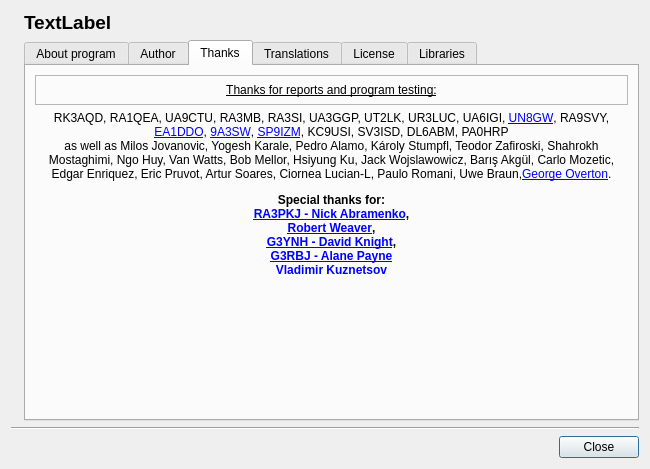
The window that about.ui (radioacoustick/Coil64) describes before a commit, drawn with Qt 5.
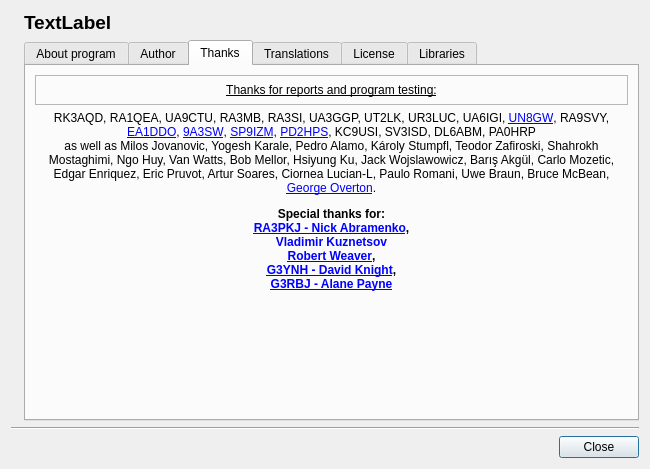
The same window after the commit. The open tabs and pages were chosen to show the change. Icons and pictures are not drawn.

```diff
--- a/about.ui
+++ b/about.ui
@@ -303,7 +303,7 @@
               </font>
              </property>
              <property name="text">
-              <string notr="true">&lt;html&gt;&lt;head/&gt;&lt;body&gt;&lt;p align=&quot;center&quot;&gt;RK3AQD, RA1QEA, UA9CTU, RA3MB, RA3SI, UA3GGP, UT2LK, UR3LUC, UA6IGI, &lt;a href=&quot;http://un8gv.my1.ru/&quot;&gt;&lt;span style=&quot; text-decoration: underline; color:#0000ff;&quot;&gt;UN8GW&lt;/span&gt;&lt;/a&gt;, RA9SVY, &lt;a href=&quot;http://ea1ddo.es/&quot;&gt;&lt;span style=&quot; text-decoration: underline; color:#0000ff;&quot;&gt;EA1DDO&lt;/span&gt;&lt;/a&gt;, &lt;a href=&quot;http://www.qrz.com/db/9A3SW&quot;&gt;&lt;span style=&quot; text-decoration: underline; color:#0000ff;&quot;&gt;9A3SW&lt;/span&gt;&lt;/a&gt;, &lt;a href=&quot;http://qrz.pl/callbook.asp?f_domena=sp9izm&quot;&gt;&lt;span style=&quot; text-decoration: underline; color:#0000ff;&quot;&gt;SP9IZM&lt;/span&gt;&lt;/a&gt;, KC9USI, SV3ISD, DL6ABM, PA0HRP&lt;br/&gt; as well as Milos Jovanovic, Yogesh Karale, Pedro Alamo, Károly Stumpfl, Teodor Zafiroski, Shahrokh Mostaghimi, Ngo Huy, Van Watts, Bob Mellor, Hsiyung Ku, Jack Wojslawowicz, Barış Akgül, Carlo Mozetic, Edgar Enriquez, Eric Pruvot, Artur Soares, Ciornea Lucian-L, Paulo Romani, Uwe Braun,&lt;a href=&quot;https://www.geotech1.com/forums/forum.php&quot;&gt;&lt;span style=&quot; text-decoration: underline; color:#0000ff;&quot;&gt;George Overton&lt;/span&gt;&lt;/a&gt;.&lt;/p&gt;&lt;p align=&quot;center&quot;&gt;&lt;span style=&quot; font-weight:600;&quot;&gt;Special thanks for:&lt;br/&gt;&lt;/span&gt;&lt;a href=&quot;http://www.ra3pkj.ru/&quot;&gt;&lt;span style=&quot; font-weight:600; text-decoration: underline; color:#0000ff;&quot;&gt;RA3PKJ - Nick Abramenko&lt;/span&gt;&lt;/a&gt;&lt;span style=&quot; font-weight:600;&quot;&gt;,&lt;br/&gt;&lt;/span&gt;&lt;a href=&quot;http://electronbunker.ca/eb/index.html&quot;&gt;&lt;span style=&quot; font-weight:600; text-decoration: underline; color:#0000ff;&quot;&gt;Robert Weaver&lt;/span&gt;&lt;/a&gt;&lt;span style=&quot; font-weight:600;&quot;&gt;,&lt;br/&gt;&lt;/span&gt;&lt;a href=&quot;http://www.g3ynh.info/index.html&quot;&gt;&lt;span style=&quot; font-weight:600; text-decoration: underline; color:#0000ff;&quot;&gt;G3YNH - David Knight&lt;/span&gt;&lt;/a&gt;&lt;span style=&quot; font-weight:600;&quot;&gt;,&lt;br/&gt;&lt;/span&gt;&lt;a href=&quot;http://g3rbj.co.uk&quot;&gt;&lt;span style=&quot; font-weight:600; text-decoration: underline; color:#0000ff;&quot;&gt;G3RBJ - Alane Payne&lt;/span&gt;&lt;/a&gt;&lt;br/&gt;&lt;span style=&quot; font-weight:600; color:#0000ff;&quot;&gt;Vladimir Kuznetsov&lt;/span&gt;&lt;/p&gt;&lt;/body&gt;&lt;/html&gt;</string>
+              <string notr="true">&lt;html&gt;&lt;head/&gt;&lt;body&gt;&lt;p align=&quot;center&quot;&gt;RK3AQD, RA1QEA, UA9CTU, RA3MB, RA3SI, UA3GGP, UT2LK, UR3LUC, UA6IGI, &lt;a href=&quot;http://un8gv.my1.ru/&quot;&gt;&lt;span style=&quot; text-decoration: underline; color:#0000ff;&quot;&gt;UN8GW&lt;/span&gt;&lt;/a&gt;, RA9SVY, &lt;a href=&quot;http://ea1ddo.es/&quot;&gt;&lt;span style=&quot; text-decoration: underline; color:#0000ff;&quot;&gt;EA1DDO&lt;/span&gt;&lt;/a&gt;, &lt;a href=&quot;http://www.qrz.com/db/9A3SW&quot;&gt;&lt;span style=&quot; text-decoration: underline; color:#0000ff;&quot;&gt;9A3SW&lt;/span&gt;&lt;/a&gt;, &lt;a href=&quot;http://qrz.pl/callbook.asp?f_domena=sp9izm&quot;&gt;&lt;span style=&quot; text-decoration: underline; color:#0000ff;&quot;&gt;SP9IZM&lt;/span&gt;&lt;/a&gt;, &lt;a href=&quot;https://www.qrz.com/db/PD2HPS&quot;&gt;&lt;span style=&quot; text-decoration: underline; color:#0000ff;&quot;&gt;PD2HPS&lt;/span&gt;&lt;/a&gt;, KC9USI, SV3ISD, DL6ABM, PA0HRP&lt;br/&gt; as well as Milos Jovanovic, Yogesh Karale, Pedro Alamo, Károly Stumpfl, Teodor Zafiroski, Shahrokh Mostaghimi, Ngo Huy, Van Watts, Bob Mellor, Hsiyung Ku, Jack Wojslawowicz, Barış Akgül, Carlo Mozetic, Edgar Enriquez, Eric Pruvot, Artur Soares, Ciornea Lucian-L, Paulo Romani, Uwe Braun, Bruce McBean, &lt;a href=&quot;https://www.geotech1.com/forums/forum.php&quot;&gt;&lt;span style=&quot; text-decoration: underline; color:#0000ff;&quot;&gt;George Overton&lt;/span&gt;&lt;/a&gt;.&lt;/p&gt;&lt;p align=&quot;center&quot;&gt;&lt;span style=&quot; font-weight:600;&quot;&gt;Special thanks for:&lt;br/&gt;&lt;/span&gt;&lt;a href=&quot;http://www.ra3pkj.ru/&quot;&gt;&lt;span style=&quot; font-weight:600; text-decoration: underline; color:#0000ff;&quot;&gt;RA3PKJ - Nick Abramenko&lt;/span&gt;&lt;/a&gt;&lt;span style=&quot; font-weight:600;&quot;&gt;,&lt;/span&gt;&lt;br/&gt;&lt;span style=&quot; font-weight:600; color:#0000ff;&quot;&gt;Vladimir Kuznetsov&lt;/span&gt;&lt;br/&gt;&lt;a href=&quot;http://electronbunker.ca/eb/index.html&quot;&gt;&lt;span style=&quot; font-weight:600; text-decoration: underline; color:#0000ff;&quot;&gt;Robert Weaver&lt;/span&gt;&lt;/a&gt;&lt;span style=&quot; font-weight:600;&quot;&gt;,&lt;br/&gt;&lt;/span&gt;&lt;a href=&quot;http://www.g3ynh.info/index.html&quot;&gt;&lt;span style=&quot; font-weight:600; text-decoration: underline; color:#0000ff;&quot;&gt;G3YNH - David Knight&lt;/span&gt;&lt;/a&gt;&lt;span style=&quot; font-weight:600;&quot;&gt;,&lt;br/&gt;&lt;/span&gt;&lt;a href=&quot;http://g3rbj.co.uk&quot;&gt;&lt;span style=&quot; font-weight:600; text-decoration: underline; color:#0000ff;&quot;&gt;G3RBJ - Alane Payne&lt;/span&gt;&lt;/a&gt;&lt;/p&gt;&lt;/body&gt;&lt;/html&gt;</string>
              </property>
              <property name="alignment">
               <set>Qt::AlignLeading|Qt::AlignLeft|Qt::AlignTop</set>
```
Left out of the diff: 7 changed lines with no effect on the pictures.
